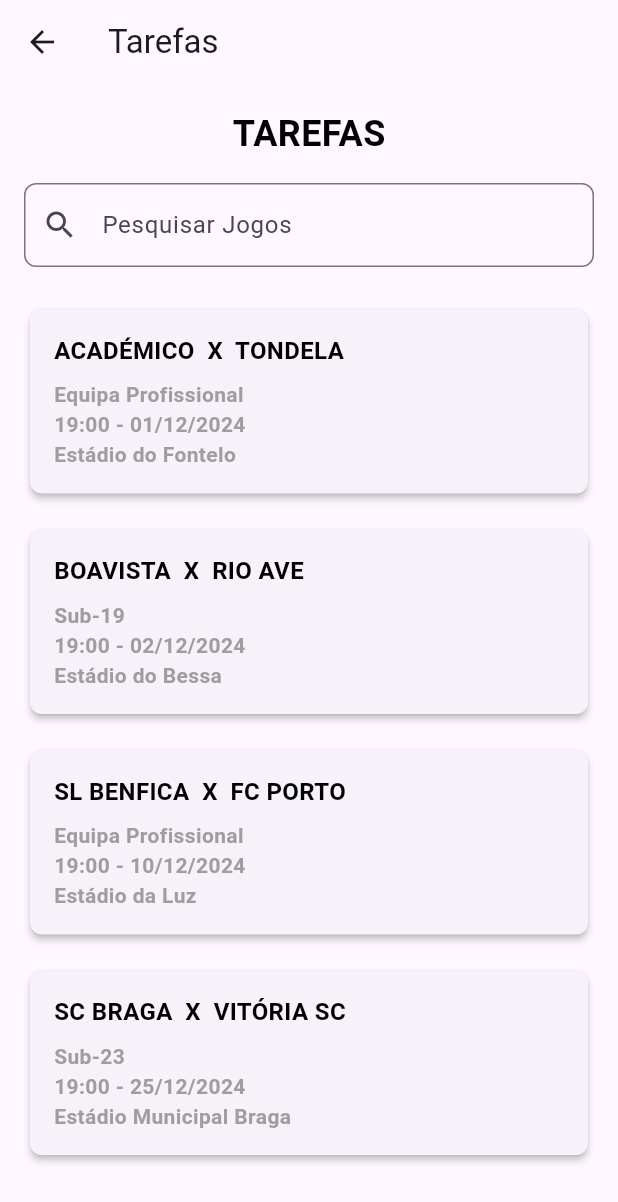
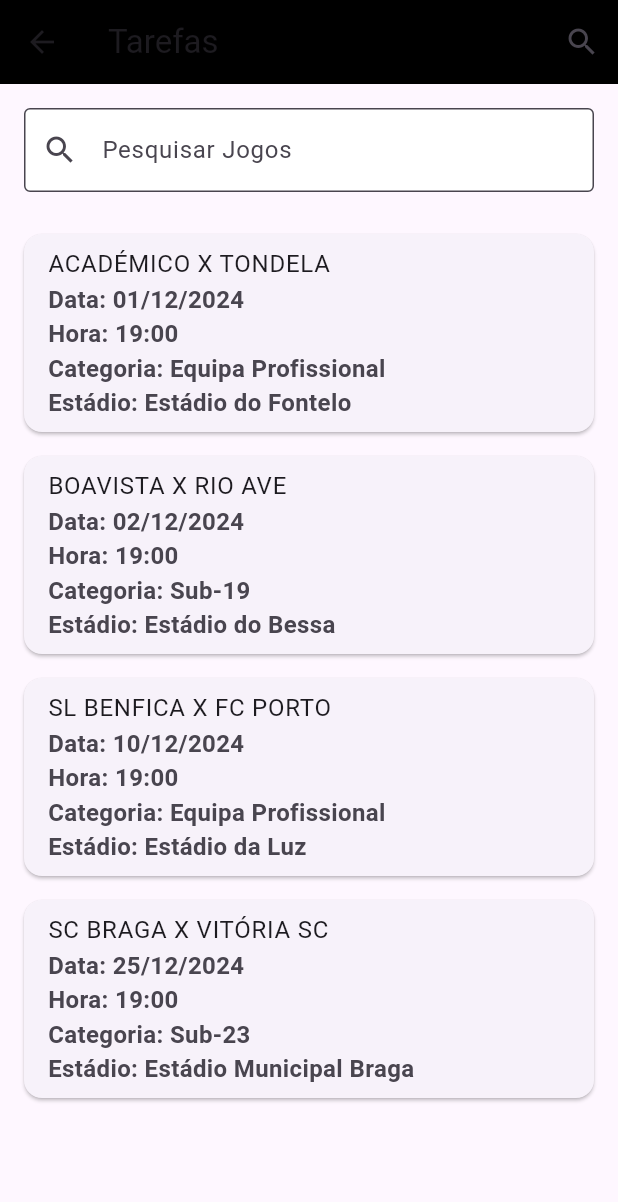
Before and after one commit to WeakyStar0/Grupo-10-Biriatos-App, a Flutter app: the TarefasPage screen opened directly, on a phone screen of 412 x 824 dp. Shown: the top 1202 px of the screen. Run offline on Flutter 3.47's test engine with Material 3 defaults, Android fonts, the phone set to English and light mode, and no system bars; our stand-ins replace flutter_svg.

Commit message:
Não dá

```diff
--- a/appviriatos/lib/tarefas.dart
+++ b/appviriatos/lib/tarefas.dart
@@ -1,90 +1,142 @@
 import 'package:flutter/material.dart';
 
-class TarefasPage extends StatelessWidget {
-  final List<Map<String, String>> jogos = [
+void main() {
+  runApp(const Tarefas()); // Executa o app com a página de Tarefas
+}
+
+class Tarefas extends StatelessWidget {
+  const Tarefas({Key? key}) : super(key: key);
+
+  @override
+  Widget build(BuildContext context) {
+    return MaterialApp(
+      debugShowCheckedModeBanner: false,  // Remove o banner de debug
+      home: TarefasPage(),  // A página inicial será a TarefasPage
+    );
+  }
+}
+
+class TarefasPage extends StatefulWidget {
+  const TarefasPage({Key? key}) : super(key: key);
+
+  @override
+  _TarefasPageState createState() => _TarefasPageState();
+}
+
+class _TarefasPageState extends State<TarefasPage> {
+  final TextEditingController _searchController = TextEditingController();
+  List<Map<String, String>> tarefas = [
     {
-      'titulo': 'ACADÉMICO  X  TONDELA',
-      'descricao': 'Equipa Profissional\n19:00 - 01/12/2024\nEstádio do Fontelo',
+      'time1': 'ACADÉMICO',
+      'time2': 'TONDELA',
+      'data': '01/12/2024',
+      'hora': '19:00',
+      'categoria': 'Equipa Profissional',
+      'estadio': 'Estádio do Fontelo'
     },
     {
-      'titulo': 'BOAVISTA  X  RIO AVE',
-      'descricao': 'Sub-19\n19:00 - 02/12/2024\nEstádio do Bessa',
+      'time1': 'BOAVISTA',
+      'time2': 'RIO AVE',
+      'data': '02/12/2024',
+      'hora': '19:00',
+      'categoria': 'Sub-19',
+      'estadio': 'Estádio do Bessa'
     },
     {
-      'titulo': 'SL BENFICA  X  FC PORTO',
-      'descricao': 'Equipa Profissional\n19:00 - 10/12/2024\nEstádio da Luz',
+      'time1': 'SL BENFICA',
+      'time2': 'FC PORTO',
+      'data': '10/12/2024',
+      'hora': '19:00',
+      'categoria': 'Equipa Profissional',
+      'estadio': 'Estádio da Luz'
     },
     {
-      'titulo': 'SC BRAGA  X  VITÓRIA SC',
-      'descricao': 'Sub-23\n19:00 - 25/12/2024\nEstádio Municipal Braga',
+      'time1': 'SC BRAGA',
+      'time2': 'VITÓRIA SC',
+      'data': '25/12/2024',
+      'hora': '19:00',
+      'categoria': 'Sub-23',
+      'estadio': 'Estádio Municipal Braga'
     },
   ];
+
+  List<Map<String, String>> filteredTarefas = [];
+
+  @override
+  void initState() {
+    super.initState();
+    filteredTarefas = tarefas;  // Inicializa com todas as tarefas
+  }
+
+  void _searchTarefas(String query) {
+    final filtered = tarefas.where((tarefa) {
+      return tarefa['time1']!.toLowerCase().contains(query.toLowerCase()) ||
+             tarefa['time2']!.toLowerCase().contains(query.toLowerCase());
+    }).toList();
+
+    setState(() {
+      filteredTarefas = filtered;
+    });
+  }
 
   @override
   Widget build(BuildContext context) {
     return Scaffold(
-      appBar: AppBar(title: Text('Tarefas')),
-      body: Column(
-        crossAxisAlignment: CrossAxisAlignment.stretch,
-        children: [
-          const SizedBox(height: 16),
-          const Center(
-            child: Text(
-              'TAREFAS',
-              style: TextStyle(
-                fontSize: 24,
-                fontWeight: FontWeight.bold,
-              ),
-            ),
-          ),
-          const SizedBox(height: 16),
-          // Barra de pesquisa
-          Padding(
-            padding: const EdgeInsets.symmetric(horizontal: 16.0),
-            child: TextField(
-              decoration: InputDecoration(
-                hintText: 'Pesquisar Jogos',
-                prefixIcon: const Icon(Icons.search),
-                border: OutlineInputBorder(
-                  borderRadius: BorderRadius.circular(8.0),
-                ),
-              ),
-            ),
-          ),
-          const SizedBox(height: 16),
-          // Lista de jogos
-          Expanded(
-            child: ListView.builder(
-              itemCount: jogos.length,
-              itemBuilder: (context, index) {
-                final jogo = jogos[index];
-                return Padding(
-                  padding: const EdgeInsets.symmetric(horizontal: 16.0, vertical: 8.0),
-                  child: Card(
-                    elevation: 2,
-                    shape: RoundedRectangleBorder(
-                      borderRadius: BorderRadius.circular(8.0),
-                    ),
-                    child: Padding(
-                      padding: const EdgeInsets.all(16.0),
-                      child: Column(
-                        crossAxisAlignment: CrossAxisAlignment.start,
-                        children: [
-                          Text(
-                            jogo['titulo']!,
-                            style: const TextStyle(
-                              fontSize: 16,
-                              fontWeight: FontWeight.bold,
-                            ),
-                          ),
-                          const SizedBox(height: 8),
-                          Text(
-                            jogo['descricao']!,
-                            style: const TextStyle(fontSize: 14, color: Colors.grey),
+      appBar: AppBar(
+        title: const Text('Tarefas'),
+        backgroundColor: Colors.black,
+        actions: [
+          IconButton(
+            icon: const Icon(Icons.search),
+            onPressed: () {
+              showSearch(
+                context: context,
+                delegate: TarefaSearchDelegate(),
+              );
+            },
           ),
         ],
       ),
+      body: Padding(
+        padding: const EdgeInsets.all(16.0),
+        child: Column(
+          children: [
+            // Barra de pesquisa
+            TextField(
+              controller: _searchController,
+              onChanged: _searchTarefas,
+              decoration: InputDecoration(
+                labelText: 'Pesquisar Jogos',
+                prefixIcon: const Icon(Icons.search),
+                border: const OutlineInputBorder(),
+                filled: true,
+                fillColor: Colors.white,
               ),
+            ),
+            const SizedBox(height: 20),
+            // Lista de tarefas
+            Expanded(
+              child: ListView.builder(
+                itemCount: filteredTarefas.length,
+                itemBuilder: (context, index) {
+                  final tarefa = filteredTarefas[index];
+                  return Card(
+                    margin: const EdgeInsets.symmetric(vertical: 8.0),
+                    child: ListTile(
+                      title: Text('${tarefa['time1']} X ${tarefa['time2']}'),
+                      subtitle: Column(
+                        crossAxisAlignment: CrossAxisAlignment.start,
+                        children: [
+                          Text('Data: ${tarefa['data']}'),
+                          Text('Hora: ${tarefa['hora']}'),
+                          Text('Categoria: ${tarefa['categoria']}'),
+                          Text('Estádio: ${tarefa['estadio']}'),
+                        ],
+                      ),
+                      onTap: () {
+                        // Adicionar ação de clicar na tarefa (ex: abrir detalhes)
+                        print('Tarefa clicada: ${tarefa['time1']} X ${tarefa['time2']}');
+                      },
                     ),
                   );
                 },
@@ -92,6 +144,121 @@ class TarefasPage extends StatelessWidget {
             ),
           ],
         ),
+      ),
     );
   }
 }
+
+// SearchDelegate para a pesquisa
+class TarefaSearchDelegate extends SearchDelegate {
+  final List<Map<String, String>> tarefas = [
+    {
+      'time1': 'ACADÉMICO',
+      'time2': 'TONDELA',
+      'data': '01/12/2024',
+      'hora': '19:00',
+      'categoria': 'Equipa Profissional',
+      'estadio': 'Estádio do Fontelo'
+    },
+    {
+      'time1': 'BOAVISTA',
+      'time2': 'RIO AVE',
+      'data': '02/12/2024',
+      'hora': '19:00',
+      'categoria': 'Sub-19',
+      'estadio': 'Estádio do Bessa'
+    },
+    {
+      'time1': 'SL BENFICA',
+      'time2': 'FC PORTO',
+      'data': '10/12/2024',
+      'hora': '19:00',
+      'categoria': 'Equipa Profissional',
+      'estadio': 'Estádio da Luz'
+    },
+    {
+      'time1': 'SC BRAGA',
+      'time2': 'VITÓRIA SC',
+      'data': '25/12/2024',
+      'hora': '19:00',
+      'categoria': 'Sub-23',
+      'estadio': 'Estádio Municipal Braga'
+    },
+  ];
+
+  @override
+  List<Widget> buildActions(BuildContext context) {
+    return [
+      IconButton(
+        icon: const Icon(Icons.clear),
+        onPressed: () {
+          query = ''; // Limpa a pesquisa
+        },
+      ),
+    ];
+  }
+
+  @override
+  Widget buildLeading(BuildContext context) {
+    return IconButton(
+      icon: const Icon(Icons.arrow_back),
+      onPressed: () {
+        close(context, null);
+      },
+    );
+  }
+
+  @override
+  Widget buildResults(BuildContext context) {
+    final results = tarefas.where((tarefa) {
+      return tarefa['time1']!.toLowerCase().contains(query.toLowerCase()) ||
+             tarefa['time2']!.toLowerCase().contains(query.toLowerCase());
+    }).toList();
+
+    return ListView.builder(
+      itemCount: results.length,
+      itemBuilder: (context, index) {
+        final tarefa = results[index];
+        return ListTile(
+          title: Text('${tarefa['time1']} X ${tarefa['time2']}'),
+          subtitle: Column(
+            crossAxisAlignment: CrossAxisAlignment.start,
+            children: [
+              Text('Data: ${tarefa['data']}'),
+              Text('Hora: ${tarefa['hora']}'),
+              Text('Categoria: ${tarefa['categoria']}'),
+              Text('Estádio: ${tarefa['estadio']}'),
+            ],
+          ),
+        );
+      },
+    );
+  }
+
+  @override
+  Widget buildSuggestions(BuildContext context) {
+    final suggestions = tarefas.where((tarefa) {
+      return tarefa['time1']!.toLowerCase().contains(query.toLowerCase()) ||
+             tarefa['time2']!.toLowerCase().contains(query.toLowerCase());
+    }).toList();
+
+    return ListView.builder(
+      itemCount: suggestions.length,
+      itemBuilder: (context, index) {
+        final tarefa = suggestions[index];
+        return ListTile(
+          title: Text('${tarefa['time1']} X ${tarefa['time2']}'),
+          subtitle: Column(
+            crossAxisAlignment: CrossAxisAlignment.start,
+            children: [
+              Text('Data: ${tarefa['data']}'),
+              Text('Hora: ${tarefa['hora']}'),
+              Text('Categoria: ${tarefa['categoria']}'),
+              Text('Estádio: ${tarefa['estadio']}'),
+            ],
+          ),
+        );
+      },
+    );
+  }
+}
```
Lines whose indentation alone changed are shown as unchanged.
